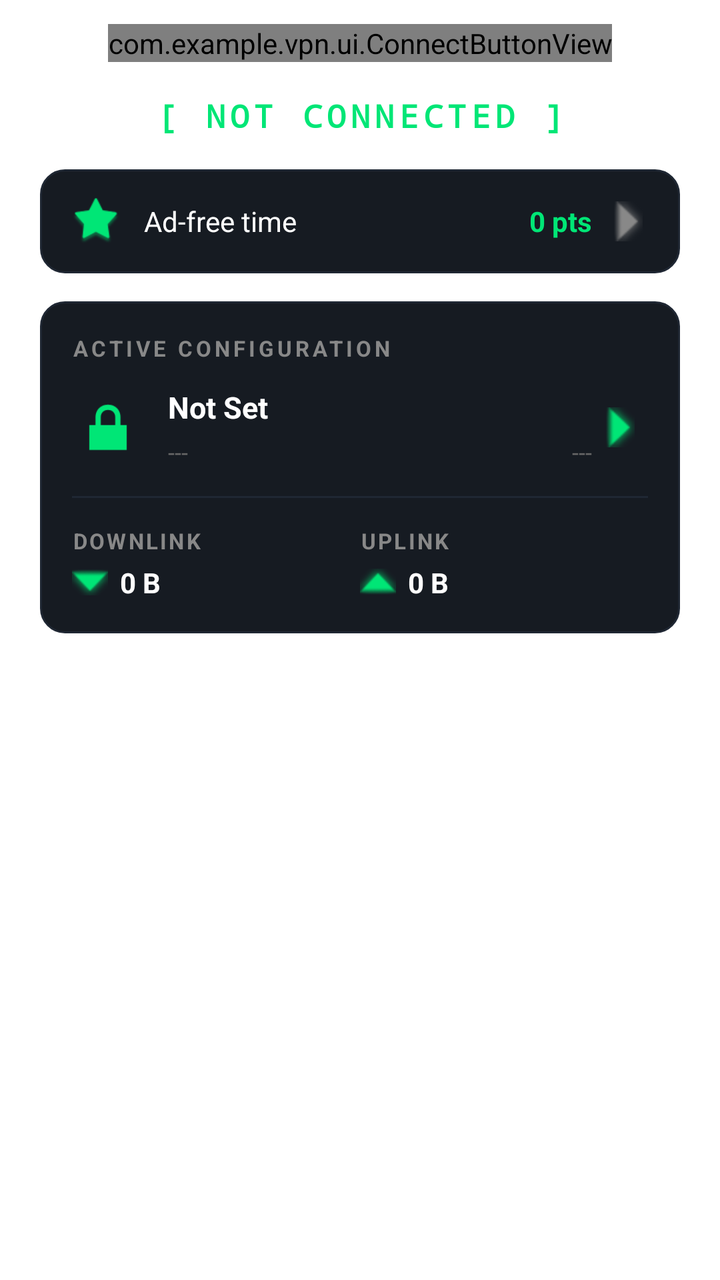
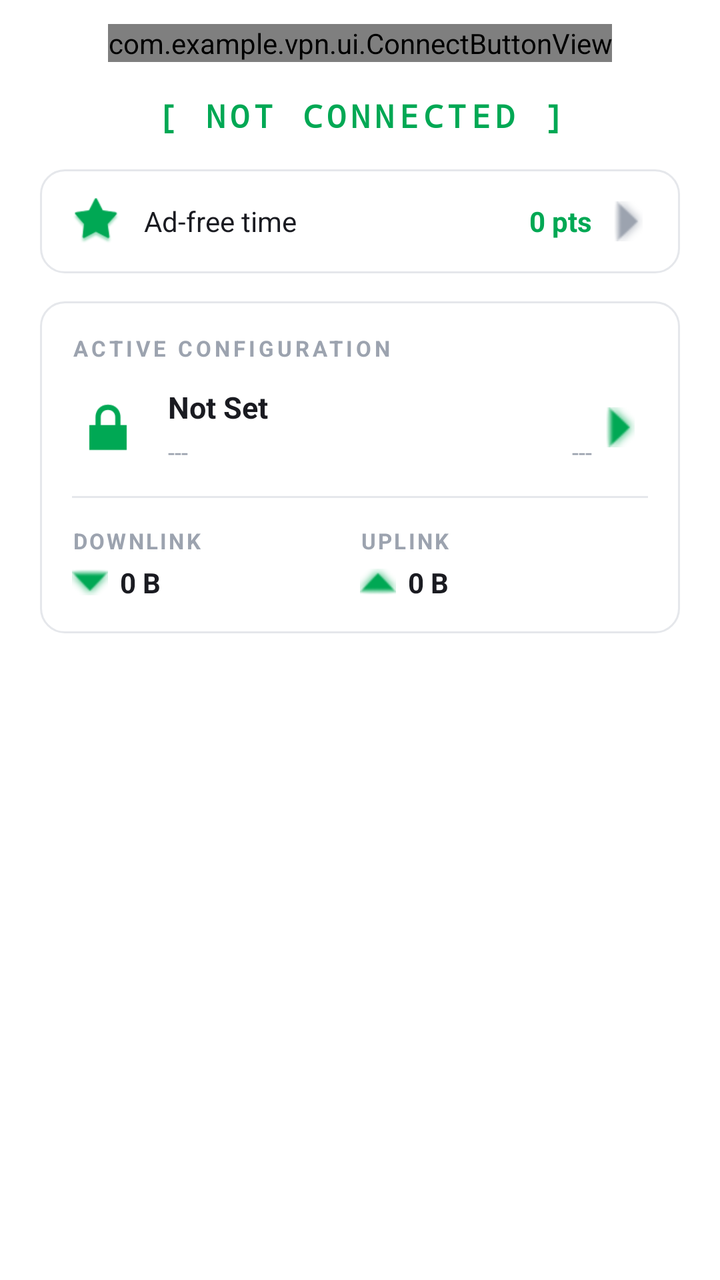

Two renders of the same Android screen: before a commit and after it. Below are the layout's source before the change and the commit's diff.
<!-- AndroidManifest.xml: application theme Theme.MyApp -->
<!-- res/layout/page_connection_main.xml -->
<?xml version="1.0" encoding="utf-8"?>
<ScrollView xmlns:android="http://schemas.android.com/apk/res/android"
    xmlns:app="http://schemas.android.com/apk/res-auto"
    android:layout_width="match_parent"
    android:layout_height="match_parent"
    android:fillViewport="true"
    android:scrollbars="none">

    <LinearLayout
        android:layout_width="match_parent"
        android:layout_height="wrap_content"
        android:orientation="vertical"
        android:paddingBottom="16dp">

        
        <com.example.vpn.ui.ConnectButtonView
            android:id="@+id/btnConnect"
            android:layout_width="wrap_content"
            android:layout_height="wrap_content"
            android:layout_gravity="center_horizontal"
            android:layout_marginTop="12dp" />

        
        <TextView
            android:id="@+id/txtStatus"
            android:layout_width="match_parent"
            android:layout_height="wrap_content"
            android:layout_marginTop="16dp"
            android:fontFamily="monospace"
            android:gravity="center"
            android:letterSpacing="0.15"
            android:text="[ NOT CONNECTED ]"
            android:textColor="#00E676"
            android:textSize="16sp"
            android:textStyle="bold" />

        
        <LinearLayout
            android:id="@+id/adFreeCard"
            android:layout_width="match_parent"
            android:layout_height="wrap_content"
            android:layout_marginHorizontal="20dp"
            android:layout_marginTop="16dp"
            android:background="@drawable/bg_dark_card"
            android:gravity="center_vertical"
            android:orientation="horizontal"
            android:paddingHorizontal="16dp"
            android:paddingVertical="14dp">

            <ImageView
                android:layout_width="24dp"
                android:layout_height="24dp"
                android:src="@android:drawable/star_big_on"
                app:tint="#00E676" />

            <TextView
                android:layout_width="0dp"
                android:layout_height="wrap_content"
                android:layout_marginStart="12dp"
                android:layout_weight="1"
                android:text="Ad-free time"
                android:textColor="#FFFFFF"
                android:textSize="14sp" />

            <TextView
                android:id="@+id/txtAdFreeTime"
                android:layout_width="wrap_content"
                android:layout_height="wrap_content"
                android:text="0 pts"
                android:textColor="#00E676"
                android:textSize="14sp"
                android:textStyle="bold" />

            <ImageView
                android:layout_width="20dp"
                android:layout_height="20dp"
                android:layout_marginStart="8dp"
                android:src="@android:drawable/arrow_down_float"
                android:rotation="-90"
                app:tint="#888888" />
        </LinearLayout>

        
        <LinearLayout
            android:id="@+id/configCard"
            android:layout_width="match_parent"
            android:layout_height="wrap_content"
            android:layout_marginHorizontal="20dp"
            android:layout_marginTop="14dp"
            android:background="@drawable/bg_dark_card"
            android:orientation="vertical"
            android:padding="16dp">

            <TextView
                android:layout_width="wrap_content"
                android:layout_height="wrap_content"
                android:text="ACTIVE CONFIGURATION"
                android:letterSpacing="0.15"
                android:textColor="#888888"
                android:textSize="11sp"
                android:textStyle="bold" />

            <LinearLayout
                android:layout_width="match_parent"
                android:layout_height="wrap_content"
                android:layout_marginTop="12dp"
                android:gravity="center_vertical"
                android:orientation="horizontal">

                <ImageView
                    android:id="@+id/imgConfigIcon"
                    android:layout_width="36dp"
                    android:layout_height="36dp"
                    android:src="@android:drawable/ic_lock_lock"
                    app:tint="#00E676" />

                <LinearLayout
                    android:layout_width="0dp"
                    android:layout_height="wrap_content"
                    android:layout_marginStart="12dp"
                    android:layout_weight="1"
                    android:orientation="vertical">

                    <TextView
                        android:id="@+id/txtConfigName"
                        android:layout_width="wrap_content"
                        android:layout_height="wrap_content"
                        android:text="Not Set"
                        android:textColor="#FFFFFF"
                        android:textSize="15sp"
                        android:textStyle="bold" />

                    <LinearLayout
                        android:layout_width="match_parent"
                        android:layout_height="wrap_content"
                        android:layout_marginTop="4dp"
                        android:orientation="horizontal">

                        <TextView
                            android:id="@+id/txtConfigLeft"
                            android:layout_width="0dp"
                            android:layout_height="wrap_content"
                            android:layout_weight="1"
                            android:text="---"
                            android:textColor="#666666"
                            android:textSize="12sp" />

                        <TextView
                            android:id="@+id/txtConfigRight"
                            android:layout_width="wrap_content"
                            android:layout_height="wrap_content"
                            android:text="---"
                            android:textColor="#666666"
                            android:textSize="12sp" />
                    </LinearLayout>
                </LinearLayout>

                <ImageView
                    android:id="@+id/btnConfigArrow"
                    android:layout_width="28dp"
                    android:layout_height="28dp"
                    android:background="?attr/selectableItemBackgroundBorderless"
                    android:clickable="true"
                    android:focusable="true"
                    android:padding="4dp"
                    android:src="@android:drawable/arrow_down_float"
                    android:rotation="-90"
                    app:tint="#00E676" />
            </LinearLayout>

            <View
                android:layout_width="match_parent"
                android:layout_height="1dp"
                android:layout_marginTop="14dp"
                android:background="#1F2733" />

            <LinearLayout
                android:layout_width="match_parent"
                android:layout_height="wrap_content"
                android:layout_marginTop="14dp"
                android:orientation="horizontal">

                <LinearLayout
                    android:layout_width="0dp"
                    android:layout_height="wrap_content"
                    android:layout_weight="1"
                    android:orientation="vertical">

                    <TextView
                        android:layout_width="wrap_content"
                        android:layout_height="wrap_content"
                        android:text="DOWNLINK"
                        android:letterSpacing="0.1"
                        android:textColor="#888888"
                        android:textSize="11sp"
                        android:textStyle="bold" />

                    <LinearLayout
                        android:layout_width="wrap_content"
                        android:layout_height="wrap_content"
                        android:layout_marginTop="4dp"
                        android:gravity="center_vertical"
                        android:orientation="horizontal">

                        <ImageView
                            android:layout_width="18dp"
                            android:layout_height="18dp"
                            android:src="@android:drawable/arrow_down_float"
                            app:tint="#00E676" />

                        <TextView
                            android:id="@+id/txtDownload"
                            android:layout_width="wrap_content"
                            android:layout_height="wrap_content"
                            android:layout_marginStart="6dp"
                            android:text="0 B"
                            android:textColor="#FFFFFF"
                            android:textSize="14sp"
                            android:textStyle="bold" />
                    </LinearLayout>
                </LinearLayout>

                <LinearLayout
                    android:layout_width="0dp"
                    android:layout_height="wrap_content"
                    android:layout_weight="1"
                    android:orientation="vertical">

                    <TextView
                        android:layout_width="wrap_content"
                        android:layout_height="wrap_content"
                        android:text="UPLINK"
                        android:letterSpacing="0.1"
                        android:textColor="#888888"
                        android:textSize="11sp"
                        android:textStyle="bold" />

                    <LinearLayout
                        android:layout_width="wrap_content"
                        android:layout_height="wrap_content"
                        android:layout_marginTop="4dp"
                        android:gravity="center_vertical"
                        android:orientation="horizontal">

                        <ImageView
                            android:layout_width="18dp"
                            android:layout_height="18dp"
                            android:src="@android:drawable/arrow_up_float"
                            app:tint="#00E676" />

                        <TextView
                            android:id="@+id/txtUpload"
                            android:layout_width="wrap_content"
                            android:layout_height="wrap_content"
                            android:layout_marginStart="6dp"
                            android:text="0 B"
                            android:textColor="#FFFFFF"
                            android:textSize="14sp"
                            android:textStyle="bold" />
                    </LinearLayout>
                </LinearLayout>
            </LinearLayout>
        </LinearLayout>

        <TextView
            android:id="@+id/txtSession"
            android:layout_width="wrap_content"
            android:layout_height="wrap_content"
            android:layout_gravity="center_horizontal"
            android:layout_marginTop="12dp"
            android:fontFamily="monospace"
            android:text="00:00:00"
            android:textColor="#666666"
            android:textSize="12sp"
            android:visibility="gone" />
    </LinearLayout>
</ScrollView>
<!-- resources referenced by this layout -->
<resources>
  <!-- drawable bg_dark_card (drawable) -->
  <?xml version="1.0" encoding="utf-8"?>
  <shape xmlns:android="http://schemas.android.com/apk/res/android"
      android:shape="rectangle">
      <solid android:color="#161B22" />
      <corners android:radius="12dp" />
      <stroke
          android:width="1dp"
          android:color="#1F2733" />
  </shape>
  <style name="Theme.MyApp" parent="Theme.Material3.DayNight.NoActionBar">
          <item name="colorPrimary">@color/md_theme_primary</item>
          <item name="colorOnPrimary">@color/md_theme_on_primary</item>
          <item name="colorPrimaryContainer">@color/md_theme_primary_container</item>
          <item name="colorOnPrimaryContainer">@color/md_theme_on_primary_container</item>
          <item name="colorSecondary">@color/md_theme_secondary</item>
          <item name="colorOnSecondary">@color/md_theme_on_secondary</item>
          <item name="colorSecondaryContainer">@color/md_theme_secondary_container</item>
          <item name="colorOnSecondaryContainer">@color/md_theme_on_secondary_container</item>
          <item name="colorTertiary">@color/md_theme_tertiary</item>
          <item name="colorOnTertiary">@color/md_theme_on_tertiary</item>
          <item name="colorError">@color/md_theme_error</item>
          <item name="colorOnError">@color/md_theme_on_error</item>
          <item name="android:colorBackground">@color/md_theme_background</item>
          <item name="colorOnBackground">@color/md_theme_on_background</item>
          <item name="colorSurface">@color/md_theme_surface</item>
          <item name="colorOnSurface">@color/md_theme_on_surface</item>
          <item name="colorSurfaceVariant">@color/md_theme_surface_variant</item>
          <item name="colorOnSurfaceVariant">@color/md_theme_on_surface_variant</item>
          <item name="colorOutline">@color/md_theme_outline</item>
  
          <item name="android:statusBarColor">@color/status_bar</item>
          <item name="android:navigationBarColor">@color/bottom_nav_background</item>
          <item name="android:windowBackground">@color/window_background</item>
          <item name="android:windowLightStatusBar">true</item>
      </style>
  <color name="md_theme_primary">#5B5FC7</color>
  <color name="md_theme_on_primary">#FFFFFF</color>
  <color name="md_theme_primary_container">#E0E0FF</color>
  <color name="md_theme_on_primary_container">#12134A</color>
  <color name="md_theme_secondary">#5A5D72</color>
  <color name="md_theme_on_secondary">#FFFFFF</color>
  <color name="md_theme_secondary_container">#DFE1F9</color>
  <color name="md_theme_on_secondary_container">#171B2C</color>
  <color name="md_theme_tertiary">#006B5F</color>
  <color name="md_theme_on_tertiary">#FFFFFF</color>
  <color name="md_theme_error">#BA1A1A</color>
  <color name="md_theme_on_error">#FFFFFF</color>
  <color name="md_theme_background">#FFFFFF</color>
  <color name="md_theme_on_background">#1A1B21</color>
  <color name="md_theme_surface">#FFFFFF</color>
  <color name="md_theme_on_surface">#1A1B21</color>
  <color name="md_theme_surface_variant">#E3E1EC</color>
  <color name="md_theme_on_surface_variant">#46464F</color>
  <color name="md_theme_outline">#777680</color>
  <color name="status_bar">#FFFFFF</color>
  <color name="bottom_nav_background">#FFFFFF</color>
  <color name="window_background">#FFFFFF</color>
</resources>

<!-- the commit's change to res/layout/page_connection_main.xml (unified diff, before → after) -->
@@ -30,7 +30,7 @@
             android:gravity="center"
             android:letterSpacing="0.15"
             android:text="[ NOT CONNECTED ]"
-            android:textColor="#00E676"
+            android:textColor="@color/accent_green"
             android:textSize="16sp"
             android:textStyle="bold" />
 
@@ -51,7 +51,7 @@
                 android:layout_width="24dp"
                 android:layout_height="24dp"
                 android:src="@android:drawable/star_big_on"
-                app:tint="#00E676" />
+                app:tint="@color/accent_green" />
 
             <TextView
                 android:layout_width="0dp"
@@ -59,7 +59,7 @@
                 android:layout_marginStart="12dp"
                 android:layout_weight="1"
                 android:text="Ad-free time"
-                android:textColor="#FFFFFF"
+                android:textColor="@color/text_primary"
                 android:textSize="14sp" />
 
             <TextView
@@ -67,7 +67,7 @@
                 android:layout_width="wrap_content"
                 android:layout_height="wrap_content"
                 android:text="0 pts"
-                android:textColor="#00E676"
+                android:textColor="@color/accent_green"
                 android:textSize="14sp"
                 android:textStyle="bold" />
 
@@ -77,7 +77,7 @@
                 android:layout_marginStart="8dp"
                 android:src="@android:drawable/arrow_down_float"
                 android:rotation="-90"
-                app:tint="#888888" />
+                app:tint="@color/text_muted" />
         </LinearLayout>
 
         
@@ -96,7 +96,7 @@
                 android:layout_height="wrap_content"
                 android:text="ACTIVE CONFIGURATION"
                 android:letterSpacing="0.15"
-                android:textColor="#888888"
+                android:textColor="@color/text_muted"
                 android:textSize="11sp"
                 android:textStyle="bold" />
 
@@ -112,7 +112,7 @@
                     android:layout_width="36dp"
                     android:layout_height="36dp"
                     android:src="@android:drawable/ic_lock_lock"
-                    app:tint="#00E676" />
+                    app:tint="@color/accent_green" />
 
                 <LinearLayout
                     android:layout_width="0dp"
@@ -126,7 +126,7 @@
                         android:layout_width="wrap_content"
                         android:layout_height="wrap_content"
                         android:text="Not Set"
-                        android:textColor="#FFFFFF"
+                        android:textColor="@color/text_primary"
                         android:textSize="15sp"
                         android:textStyle="bold" />
 
@@ -142,7 +142,7 @@
                             android:layout_height="wrap_content"
                             android:layout_weight="1"
                             android:text="---"
-                            android:textColor="#666666"
+                            android:textColor="@color/text_muted"
                             android:textSize="12sp" />
 
                         <TextView
@@ -150,7 +150,7 @@
                             android:layout_width="wrap_content"
                             android:layout_height="wrap_content"
                             android:text="---"
-                            android:textColor="#666666"
+                            android:textColor="@color/text_muted"
                             android:textSize="12sp" />
                     </LinearLayout>
                 </LinearLayout>
@@ -165,14 +165,14 @@
                     android:padding="4dp"
                     android:src="@android:drawable/arrow_down_float"
                     android:rotation="-90"
-                    app:tint="#00E676" />
+                    app:tint="@color/accent_green" />
             </LinearLayout>
 
             <View
                 android:layout_width="match_parent"
                 android:layout_height="1dp"
                 android:layout_marginTop="14dp"
-                android:background="#1F2733" />
+                android:background="@color/divider" />
 
             <LinearLayout
                 android:layout_width="match_parent"
@@ -191,7 +191,7 @@
                         android:layout_height="wrap_content"
                         android:text="DOWNLINK"
                         android:letterSpacing="0.1"
-                        android:textColor="#888888"
+                        android:textColor="@color/text_muted"
                         android:textSize="11sp"
                         android:textStyle="bold" />
 
@@ -206,7 +206,7 @@
                             android:layout_width="18dp"
                             android:layout_height="18dp"
                             android:src="@android:drawable/arrow_down_float"
-                            app:tint="#00E676" />
+                            app:tint="@color/accent_green" />
 
                         <TextView
                             android:id="@+id/txtDownload"
@@ -214,7 +214,7 @@
                             android:layout_height="wrap_content"
                             android:layout_marginStart="6dp"
                             android:text="0 B"
-                            android:textColor="#FFFFFF"
+                            android:textColor="@color/text_primary"
                             android:textSize="14sp"
                             android:textStyle="bold" />
                     </LinearLayout>
@@ -231,7 +231,7 @@
                         android:layout_height="wrap_content"
                         android:text="UPLINK"
                         android:letterSpacing="0.1"
-                        android:textColor="#888888"
+                        android:textColor="@color/text_muted"
                         android:textSize="11sp"
                         android:textStyle="bold" />
 
@@ -246,7 +246,7 @@
                             android:layout_width="18dp"
                             android:layout_height="18dp"
                             android:src="@android:drawable/arrow_up_float"
-                            app:tint="#00E676" />
+                            app:tint="@color/accent_green" />
 
                         <TextView
                             android:id="@+id/txtUpload"
@@ -254,7 +254,7 @@
                             android:layout_height="wrap_content"
                             android:layout_marginStart="6dp"
                             android:text="0 B"
-                            android:textColor="#FFFFFF"
+                            android:textColor="@color/text_primary"
                             android:textSize="14sp"
                             android:textStyle="bold" />
                     </LinearLayout>
@@ -270,7 +270,7 @@
             android:layout_marginTop="12dp"
             android:fontFamily="monospace"
             android:text="00:00:00"
-            android:textColor="#666666"
+            android:textColor="@color/text_muted"
             android:textSize="12sp"
             android:visibility="gone" />
     </LinearLayout>
<!-- resource entries referenced after the edit -->
@@ -1,14 +1,18 @@
 <!-- resources referenced by this layout -->
 <resources>
+  <color name="accent_green">#00A854</color>
+  <color name="divider">#E5E7EB</color>
+  <color name="text_muted">#9CA3AF</color>
+  <color name="text_primary">#1A1B21</color>
   <!-- drawable bg_dark_card (drawable) -->
   <?xml version="1.0" encoding="utf-8"?>
   <shape xmlns:android="http://schemas.android.com/apk/res/android"
       android:shape="rectangle">
-      <solid android:color="#161B22" />
+      <solid android:color="@color/card_background" />
       <corners android:radius="12dp" />
       <stroke
           android:width="1dp"
-          android:color="#1F2733" />
+          android:color="@color/divider" />
   </shape>
   <style name="Theme.MyApp" parent="Theme.Material3.DayNight.NoActionBar">
           <item name="colorPrimary">@color/md_theme_primary</item>
@@ -36,6 +40,7 @@
           <item name="android:windowBackground">@color/window_background</item>
           <item name="android:windowLightStatusBar">true</item>
       </style>
+  <color name="card_background">#FFFFFF</color>
   <color name="md_theme_primary">#5B5FC7</color>
   <color name="md_theme_on_primary">#FFFFFF</color>
   <color name="md_theme_primary_container">#E0E0FF</color>
